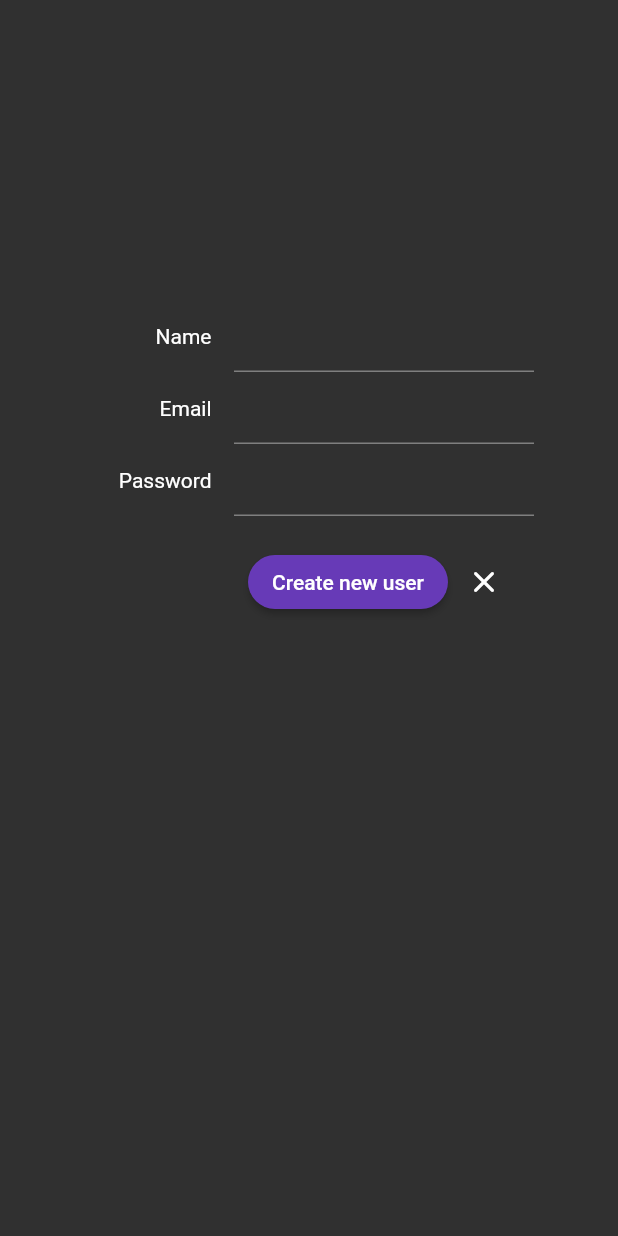
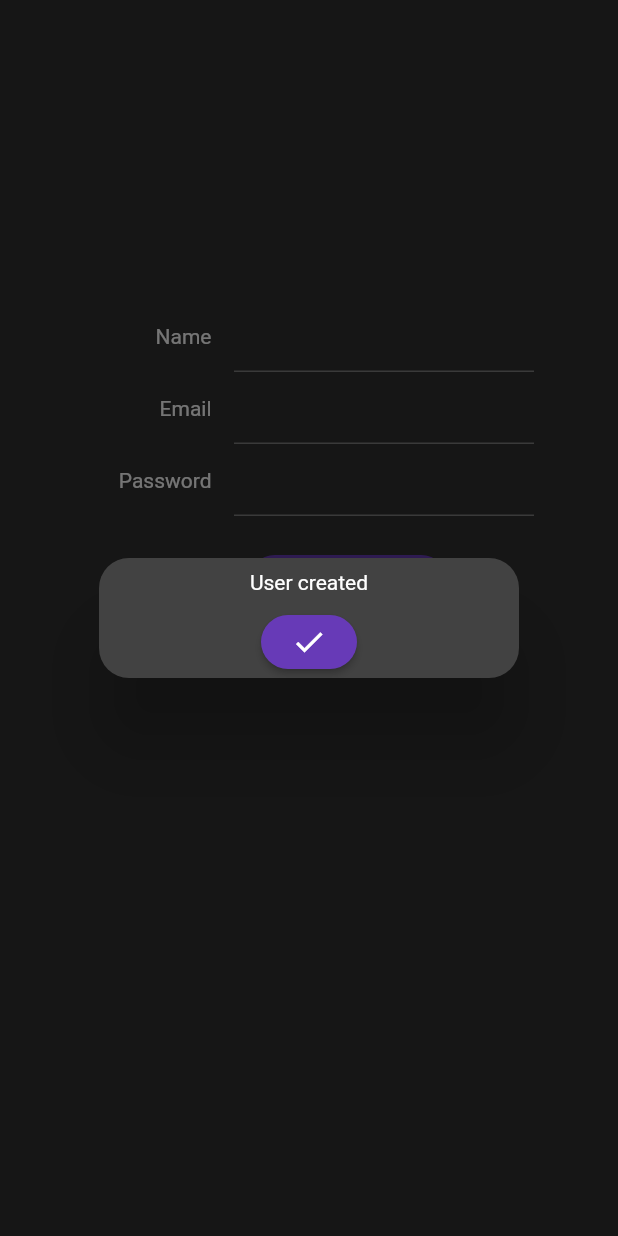
Before and after one commit to FlutterTeamOne/flutter_chat_app, a Flutter app: the RegistrationPage screen opened by its route, after a tap on "Create new user", on a phone screen of 412 x 824 dp. Run offline on Flutter 3.47's test engine with Material 2 defaults, Android fonts, the phone set to English and light mode, and no system bars; our stand-ins replace bloc, blur, connectivity_plus, equatable, flutter_bloc, get_it and 6 more; missing offline and left inert: custom_pop_up_menu, grpc, protobuf, window_size; accounts and stored records are empty; network calls fail; statements that could not run were skipped.

Commit message:
add dialog 'User created'

```diff
--- a/lib/ui/widgets/registration_page/widgets/new_user_widget.dart
+++ b/lib/ui/widgets/registration_page/widgets/new_user_widget.dart
@@ -64,7 +64,6 @@ class NewUserWidget extends StatelessWidget {
                       height: 20,
                     ),
                     buildCreateNewUserButton(context),
-
                   ],
                 ),
               ],
@@ -177,19 +176,54 @@ class NewUserWidget extends StatelessWidget {
                 //     const SnackBar(content: Text('Creating new user')),
                 //   );
                 // }
-                  newUserBloc.add(SetNewUserEvent(user: newUser, password: newUserPasswordText.text));
+                newUserBloc.add(SetNewUserEvent(
+                    user: newUser, password: newUserPasswordText.text));
+                showDialog(
+                    context: context,
+                    builder: (BuildContext context) {
+                      return Dialog(
+
+                            shape:
+                                RoundedRectangleBorder(
+                                  borderRadius: BorderRadius.circular(20.0),
+                                ),
+                        child: SizedBox(
+                          height: 80,
+                          width: 50,
+                          child: Column(
+                            children: [
+                              const Padding(
+                                padding: EdgeInsets.all(8.0),
+                                child: Text('User created'),
+                              ),
+
+                              ElevatedButton(
+                                  style: ButtonStyle(
+                                      shape: MaterialStateProperty.all<RoundedRectangleBorder>(
+                                          RoundedRectangleBorder(
+                                            borderRadius: BorderRadius.circular(20.0),
+                                          ))),
+                                  onPressed: () {
+                                Navigator.of(context).pushNamed('/');
+                              }, child: const Icon(Icons.check))
+                            ],
+                          ),
+                        ),
+                      );
+                    });
                 print(
                     '${newUserNameText.text} , ${newUserEmailText.text} , ${newUserPasswordText.text} , $newUserPictureUrl');
                 // disposeText();
               },
               child: const Text('Create new user')),
-          IconButton(onPressed: () {
+          IconButton(
+              onPressed: () {
                 Navigator.of(context).pushNamed('/');
-          }, icon: Icon(Icons.close_rounded)),
+              },
+              icon: const Icon(Icons.close_rounded)),
         ],
       ),
     );
-
   }
 
   void disposeText() {
```
Lines whose indentation alone changed are shown as unchanged.
